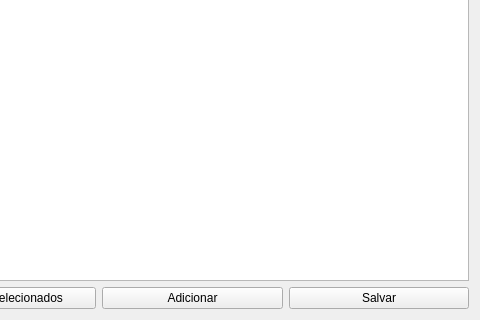
Above: uis/managementFmeServers.ui from dsgoficial/SAP_Gerente before the change; both pictures show x 282 to 762 and y 142 to 462 of the 762 by 462 pixel window. Below: the same form after it.
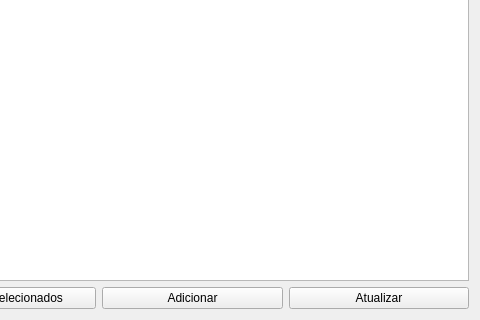
That is the form after the change.

Patch:
```diff
--- a/uis/managementFmeServers.ui
+++ b/uis/managementFmeServers.ui
@@ -59,7 +59,7 @@
      <item>
       <widget class="QPushButton" name="saveBtn">
        <property name="text">
-        <string>Salvar</string>
+        <string>Atualizar</string>
        </property>
       </widget>
      </item>
```
